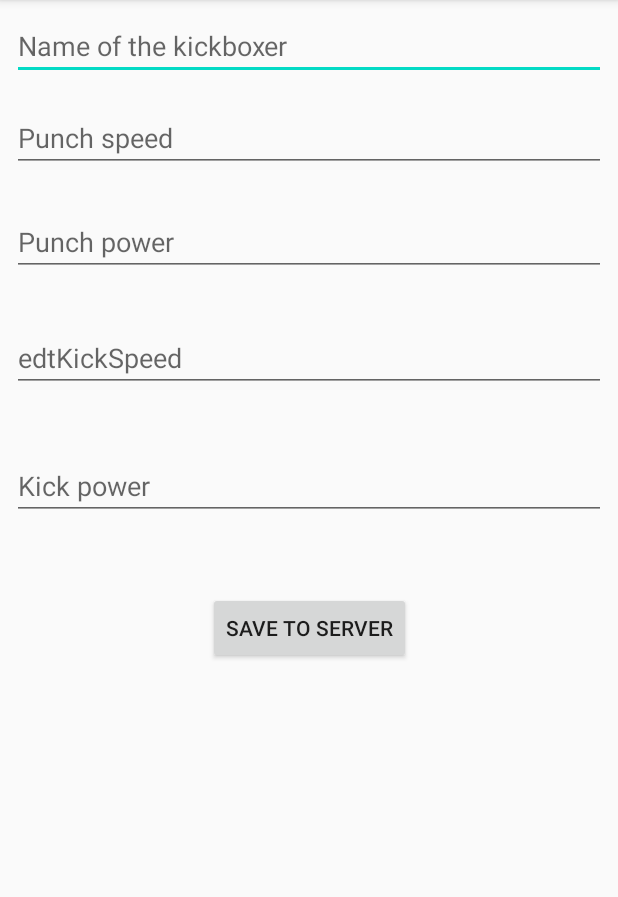
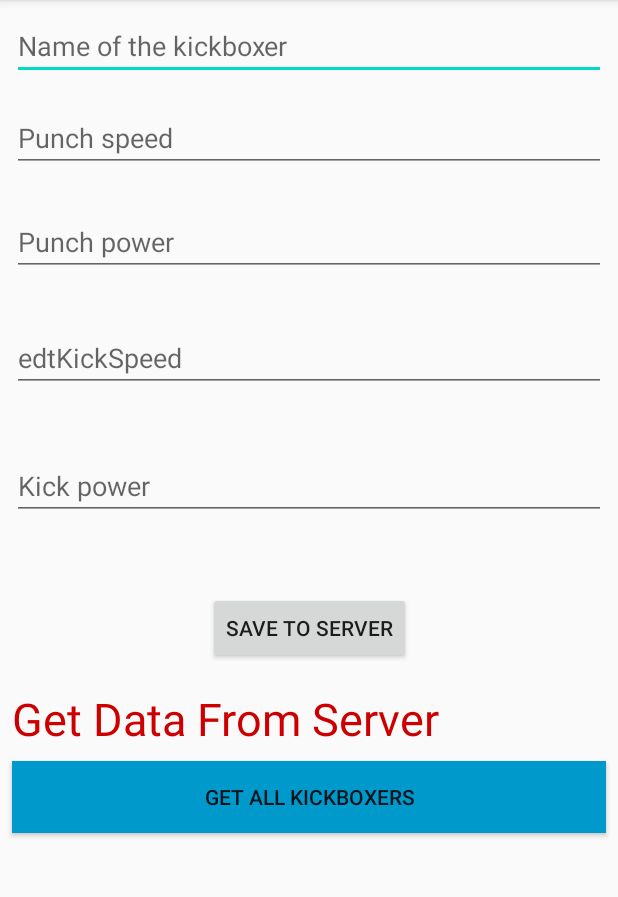
Before and after one commit to AndrejDojchinovski/InstagramClone, an Android app: the screen it shows after launch (MainActivity), on a phone screen of 412 x 824 dp, the part 84-981 px from its top. Run offline under Robolectric (Android 15) with nearby library versions, the phone set to English and light mode, and no system bars; libraries missing offline, so code that uses them is left out: com.parse, com.shashank.sony; 1 statement that could not run was skipped.

Commit message:
Get Data from Parse Server

```diff
--- a/app/src/main/java/com/example/instagramclone/MainActivity.java
+++ b/app/src/main/java/com/example/instagramclone/MainActivity.java
@@ -6,18 +6,27 @@ import android.os.Bundle;
 import android.view.View;
 import android.widget.Button;
 import android.widget.EditText;
+import android.widget.TextView;
 import android.widget.Toast;
 
+import com.parse.FindCallback;
+import com.parse.GetCallback;
 import com.parse.Parse;
 import com.parse.ParseException;
 import com.parse.ParseObject;
+import com.parse.ParseQuery;
 import com.parse.SaveCallback;
 import com.shashank.sony.fancytoastlib.FancyToast;
+
+import java.util.List;
 
 public class MainActivity extends AppCompatActivity implements View.OnClickListener {
 
     private Button btnSave;
     private EditText edtName, edtPunchSpeed, edtPunchPower, edtKickSpeed, edtKickPower;
+    private TextView txtGetData;
+    private Button btnGetAllData;
+    private String allKickBoxers;
 
     @Override
     protected void onCreate(Bundle savedInstanceState) {
@@ -33,6 +42,57 @@ public class MainActivity extends AppCompatActivity implements View.OnClickListe
         edtKickSpeed = findViewById(R.id.edtKickPower);
         edtKickPower = findViewById(R.id.edtKickPower);
 
+
+        txtGetData = findViewById(R.id.txtGetData);
+
+        btnGetAllData = findViewById(R.id.btnGetAllData);
+
+        txtGetData.setOnClickListener(new View.OnClickListener() {
+            @Override
+            public void onClick(View v) {
+                ParseQuery<ParseObject> parseQuery = ParseQuery.getQuery("KickBoxer");
+                parseQuery.getInBackground("DOpAw2xtTJ", new GetCallback<ParseObject>() {
+                    @Override
+                    public void done(ParseObject object, ParseException e) {
+
+                        if (object != null && e == null) {
+
+                            txtGetData.setText(object.get("name") + " - " + "Punch power: " + object.get("punchPower") );
+
+                        }
+
+                    }
+                });
+            }
+        });
+
+        btnGetAllData.setOnClickListener(new View.OnClickListener() {
+            @Override
+            public void onClick(View v) {
+
+                allKickBoxers = "";
+                ParseQuery<ParseObject> queryAll = ParseQuery.getQuery("KickBoxer");
+                queryAll.findInBackground(new FindCallback<ParseObject>() {
+                    @Override
+                    public void done(List<ParseObject> objects, ParseException e) {
+
+                        if (e == null) {
+                            if (objects.size() > 0){
+
+                                for (ParseObject kickBoxer : objects){
+                                    allKickBoxers = allKickBoxers + kickBoxer.get("name") + "\n";
+                                }
+
+                                FancyToast.makeText(MainActivity.this, allKickBoxers, FancyToast.LENGTH_LONG, FancyToast.SUCCESS, false).show();
+                            } else {
+                                FancyToast.makeText(MainActivity.this, e.getMessage(), FancyToast.LENGTH_LONG, FancyToast.ERROR, false).show();
+                            }
+                        }
+                    }
+                });
+
+            }
+        });
     }
 
 
--- a/app/src/main/res/layout/activity_main.xml
+++ b/app/src/main/res/layout/activity_main.xml
@@ -87,4 +87,31 @@
         app:layout_constraintEnd_toEndOf="parent"
         app:layout_constraintStart_toStartOf="parent"
         app:layout_constraintTop_toBottomOf="@+id/editTextTextPersonName5" />
+
+    <TextView
+        android:id="@+id/txtGetData"
+        android:layout_width="0dp"
+        android:layout_height="wrap_content"
+        android:layout_marginStart="8dp"
+        android:layout_marginTop="16dp"
+        android:layout_marginEnd="8dp"
+        android:text="Get Data From Server"
+        android:textColor="@android:color/holo_red_dark"
+        android:textSize="30sp"
+        app:layout_constraintEnd_toEndOf="parent"
+        app:layout_constraintStart_toStartOf="parent"
+        app:layout_constraintTop_toBottomOf="@+id/btnSave" />
+
+    <Button
+        android:id="@+id/btnGetAllData"
+        android:layout_width="0dp"
+        android:layout_height="wrap_content"
+        android:layout_marginStart="8dp"
+        android:layout_marginTop="8dp"
+        android:layout_marginEnd="8dp"
+        android:background="@android:color/holo_blue_dark"
+        android:text="Get All KickBoxers"
+        app:layout_constraintEnd_toEndOf="parent"
+        app:layout_constraintStart_toStartOf="parent"
+        app:layout_constraintTop_toBottomOf="@+id/txtGetData" />
 </androidx.constraintlayout.widget.ConstraintLayout>
```
